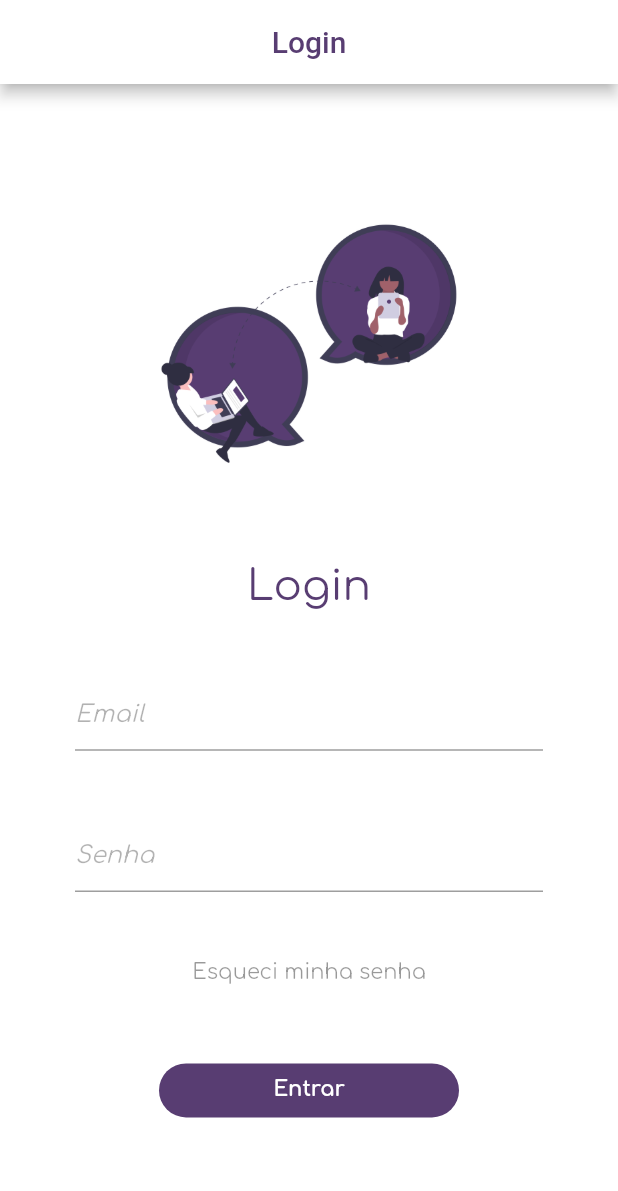
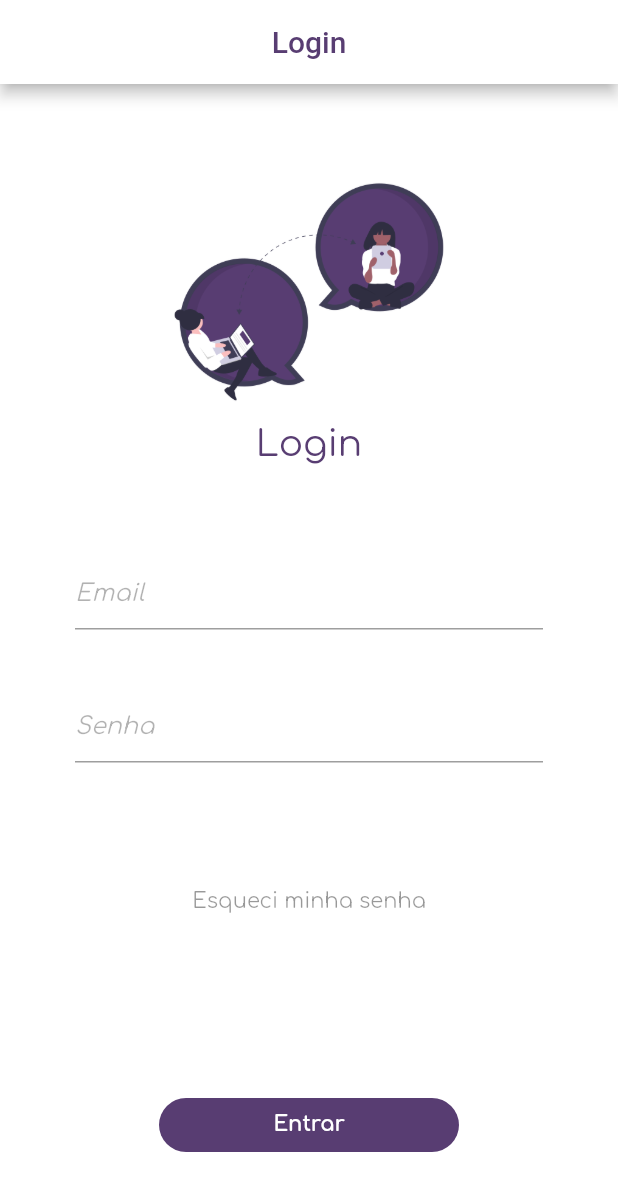
Before and after one commit to kleinvanessa/shared_projects, a Flutter app: the screen it shows after launch, on a phone screen of 412 x 824 dp. Shown: the top 1191 px of the screen. Run offline on Flutter 3.47's test engine with Material 2 defaults, Android fonts, the phone set to English and light mode, and no system bars; our stand-ins replace get, google_fonts.

Commit message:
fix a renderflex overflowed

```diff
--- a/lib/login.dart
+++ b/lib/login.dart
@@ -23,19 +23,27 @@ class LoginPage extends StatelessWidget {
             crossAxisAlignment: CrossAxisAlignment.center,
             mainAxisAlignment: MainAxisAlignment.spaceAround,
             children: <Widget>[
-              Image.asset(
+              Expanded(
+                flex: 4,
+                child: Image.asset(
                   'assets/img/shared_projects-icon.png',
-                height: 200,
-                width: 250,
+                  //height: 200,
+                  //width: 250,
                 ),
-              Text(
+              ),
+              Expanded(
+                flex: 2,
+                child: Text(
                   'Login',
                   style: TextStyle(
-                  fontSize: 28,
+                    fontSize: 24,
                     color: Color(0xFF583D72),
                   ),
                 ),
-              TextFormField(
+              ),
+              Expanded(
+                flex: 2,
+                child: TextFormField(
                   decoration: InputDecoration(
                       hintText: 'Email',
                       hintStyle: TextStyle(
@@ -44,7 +52,10 @@ class LoginPage extends StatelessWidget {
                         fontStyle: FontStyle.italic,
                       )),
                 ),
-              TextFormField(
+              ),
+              Expanded(
+                flex: 3,
+                child: TextFormField(
                   decoration: InputDecoration(
                       hintText: 'Senha',
                       hintStyle: TextStyle(
@@ -53,10 +64,14 @@ class LoginPage extends StatelessWidget {
                         fontStyle: FontStyle.italic,
                       )),
                 ),
-              Text(
+              ),
+              Expanded(
+                flex: 3,
+                child: Text(
                   'Esqueci minha senha',
                   style: TextStyle(
                     color: Color(0xFF000000).withOpacity(.4),
+                  ),
                 ),
               ),
               FlatButton(
```
Lines whose indentation alone changed are shown as unchanged.
